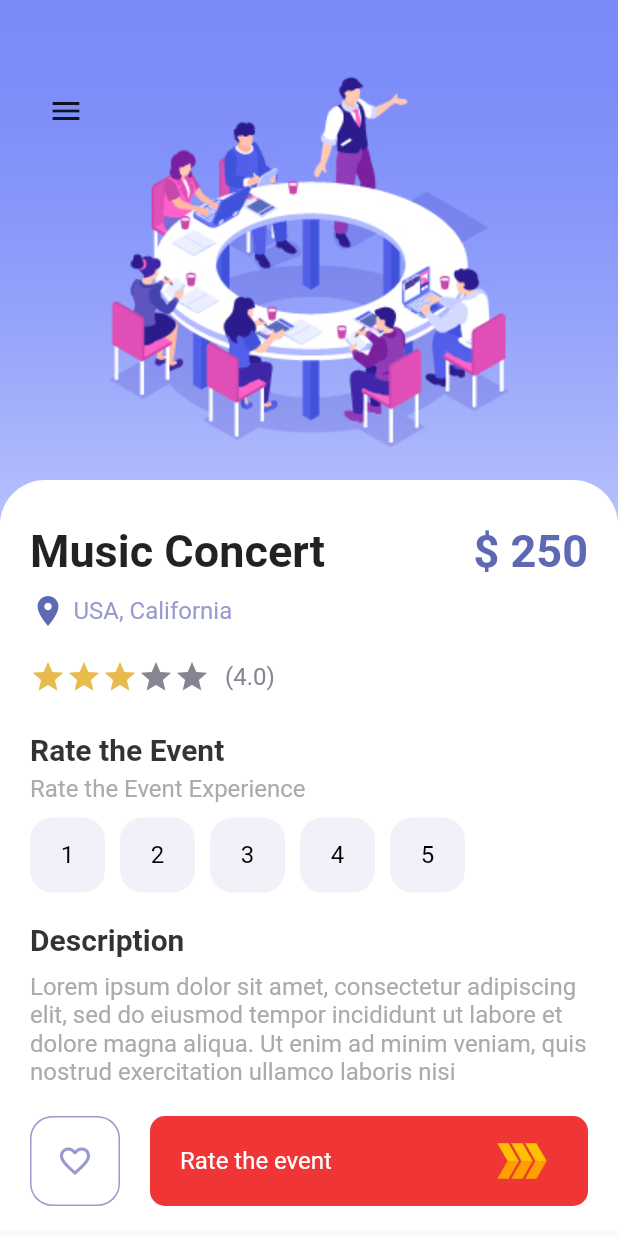
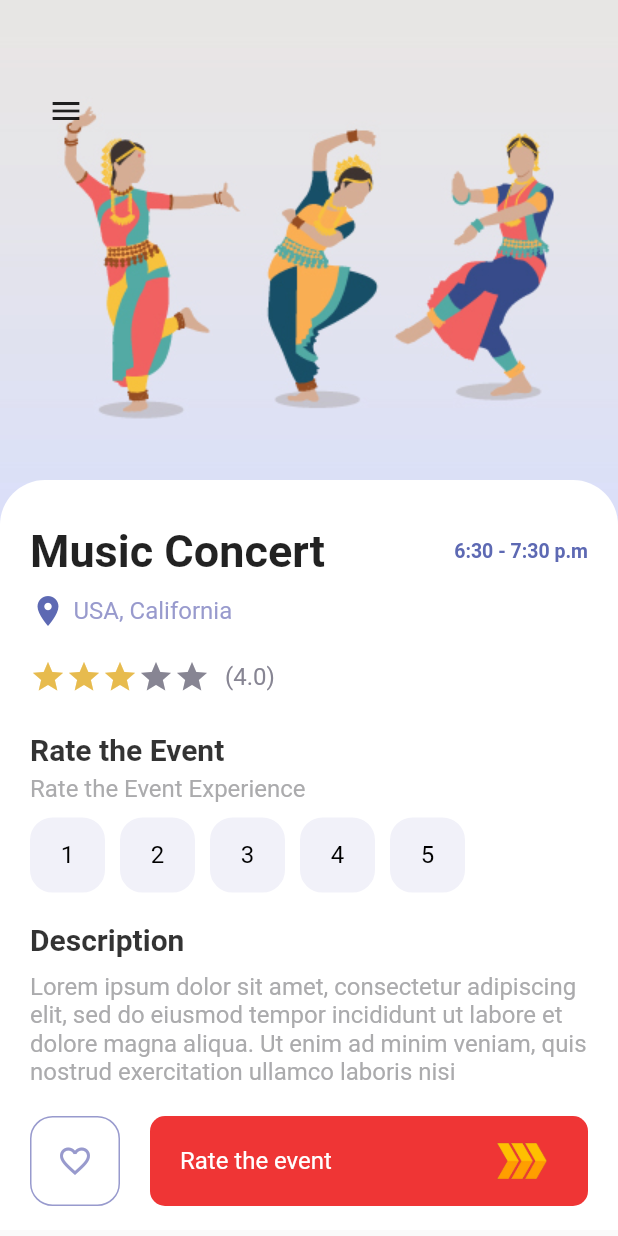
Before and after one commit to sabhinav3/int_appone, a Flutter app: the DetailPage screen opened directly, on a phone screen of 412 x 824 dp. Run offline on Flutter 3.47's test engine with Material 2 defaults, Android fonts, the phone set to English and light mode, and no system bars; our stand-ins replace bloc, equatable, firebase_core, flutter_bloc, get, video_player; accounts and stored records are empty.

Commit message:
added the medium text file for the dynamic text use

```diff
--- a/lib/main.dart
+++ b/lib/main.dart
@@ -59,7 +59,7 @@ class MyApp extends StatelessWidget {
       //   ),
       //   child: AppCubitLogics(),
       // )
-      home: LoginPage(),
+      home: DetailPage(),
     );
   }
 
--- a/lib/pages/detail_page.dart
+++ b/lib/pages/detail_page.dart
@@ -3,6 +3,7 @@ import 'package:flutter/cupertino.dart';
 import 'package:int_appone/misc/colors.dart';
 import 'package:int_appone/widgets/app_buttons.dart';
 import 'package:int_appone/widgets/app_large_text.dart';
+import 'package:int_appone/widgets/app_med_text.dart';
 import 'package:int_appone/widgets/app_text.dart';
 import 'package:int_appone/widgets/responsive_button.dart';
 
@@ -68,7 +69,7 @@ class _DetailPageState extends State<DetailPage> {
                 decoration: BoxDecoration(
                   image: DecorationImage(
                     image:
-                        AssetImage("img/details_page/july1/day1e1_detail.jpg"),
+                        AssetImage("img/details_page/july1/day1e5_detail.jpg"),
                     fit: BoxFit.cover,
                   ),
                 ),
@@ -110,8 +111,8 @@ class _DetailPageState extends State<DetailPage> {
                           text: "Music Concert",
                           color: Colors.black87,
                         ),
-                        AppLargeText(
-                          text: "\$ 250",
+                        AppMedText(
+                          text: "6:30 - 7:30 p.m",
                           color: AppColors.mainColor,
                         ),
                       ],
--- /dev/null
+++ b/lib/widgets/app_med_text.dart
@@ -0,0 +1,24 @@
+import 'package:flutter/material.dart';
+import 'package:flutter/cupertino.dart';
+
+// ignore: must_be_immutable
+class AppMedText extends StatelessWidget {
+  double size;
+  final String text;
+  final Color color;
+  AppMedText(
+      {Key? key, this.size = 13, required this.text, this.color = Colors.black})
+      : super(key: key);
+
+  @override
+  Widget build(BuildContext context) {
+    return Text(
+      text,
+      style: TextStyle(
+        color: color,
+        fontSize: size,
+        fontWeight: FontWeight.bold,
+      ),
+    );
+  }
+}
```
